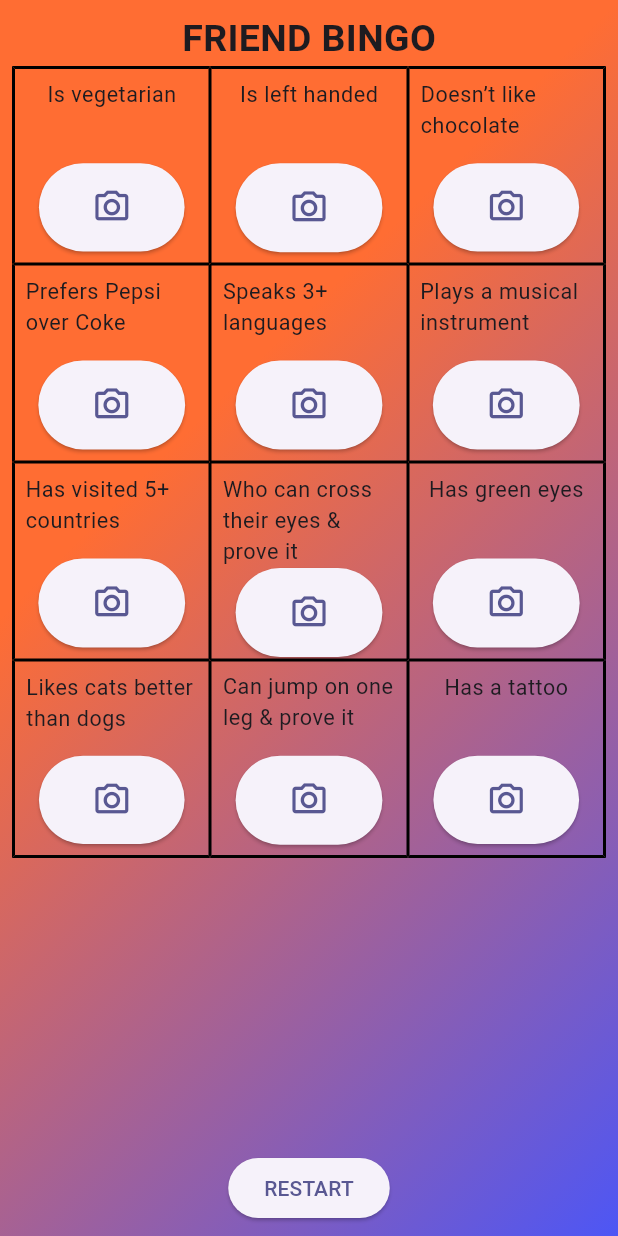
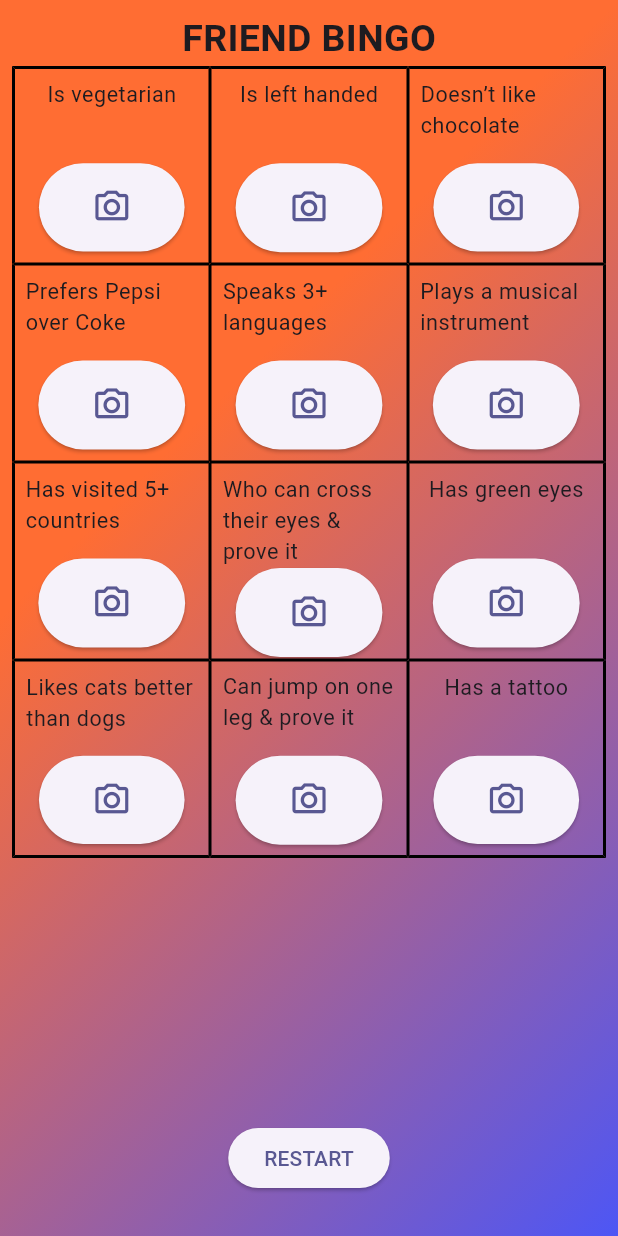
Before and after one commit to CsibiCsabi/bingo_app, a Flutter app: the screen it shows after launch, on a phone screen of 412 x 824 dp. Run offline on Flutter 3.47's test engine with Material 3 defaults, Android fonts, the phone set to English and light mode, and no system bars; our stand-ins replace image_picker.

Commit message:
Button location changed :D

```diff
--- a/lib/main_page.dart
+++ b/lib/main_page.dart
@@ -168,7 +168,8 @@ List<Widget> cells = [];
             Expanded(
               child: GridView.count(crossAxisCount: size, children: cells),
             ),
-          ElevatedButton(onPressed: restart, child: Text("RESTART"))
+          ElevatedButton(onPressed: restart, child: Text("RESTART")),
+          SizedBox(height: 20),
           ],
         ),
       ),
```
